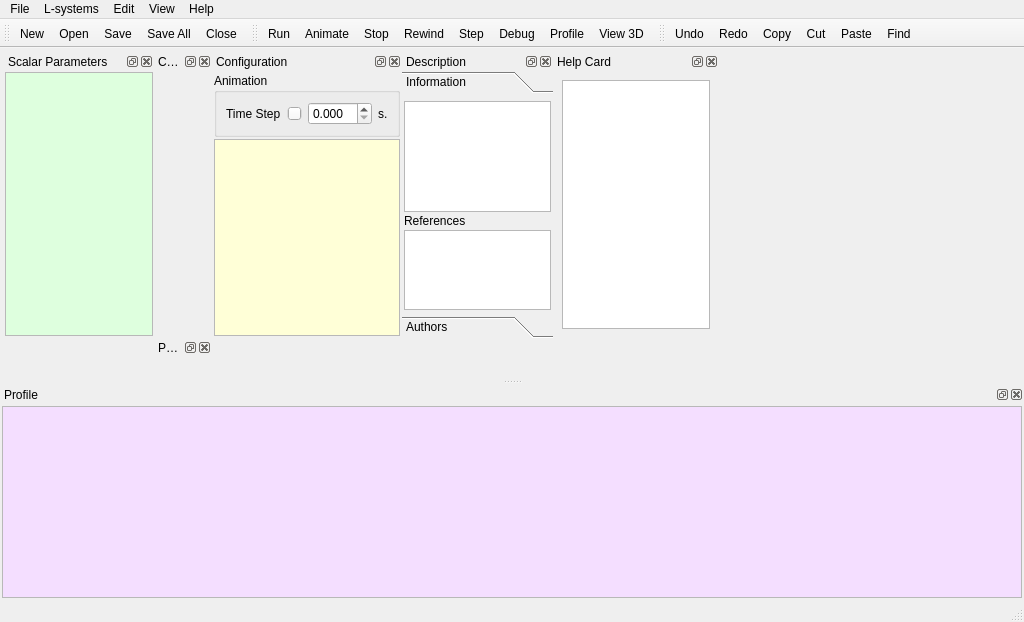
Qt form src/openalea/lpy/gui/lpymainwindow.ui (openalea/lpy) before a commit.
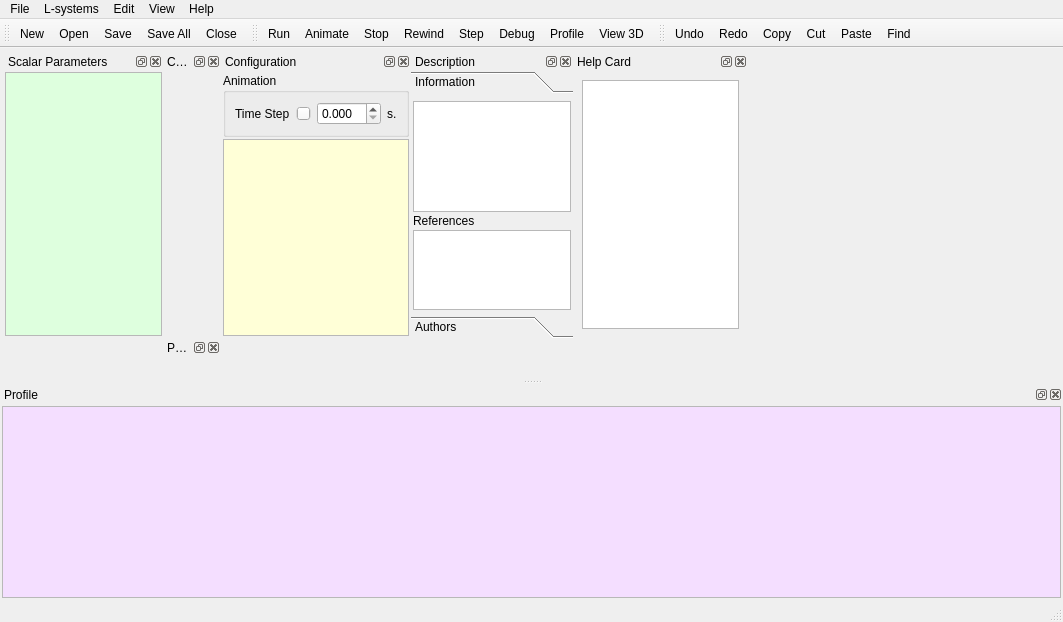
The same form after that commit. Icons and pictures are not drawn. Custom widgets are drawn as their Qt base class.

Commit message: add execute command

```diff
--- a/src/openalea/lpy/gui/lpymainwindow.ui
+++ b/src/openalea/lpy/gui/lpymainwindow.ui
@@ -6,7 +6,7 @@
    <rect>
     <x>0</x>
     <y>0</y>
-    <width>1024</width>
+    <width>1063</width>
     <height>622</height>
    </rect>
   </property>
@@ -367,7 +367,7 @@
             <rect>
              <x>0</x>
              <y>0</y>
-             <width>110</width>
+             <width>119</width>
              <height>177</height>
             </rect>
            </property>
@@ -920,7 +920,7 @@
     <rect>
      <x>0</x>
      <y>0</y>
-     <width>1024</width>
+     <width>1063</width>
      <height>22</height>
     </rect>
    </property>
```
Left out of the diff: 16 changed lines with no effect on the pictures. The commit also changes 2 other files.
